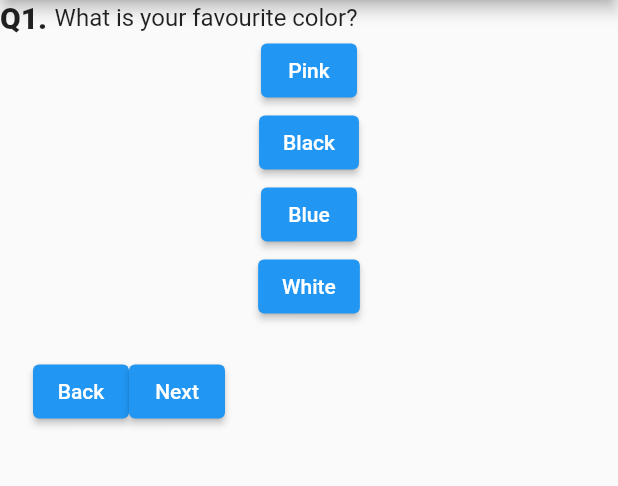
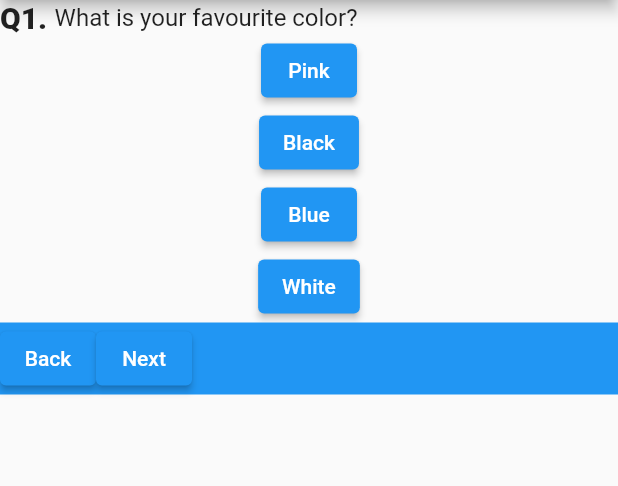
Before and after one commit to dev-amit-kumar/Flutter_Learning, a Flutter app: the screen it shows after launch, on a phone screen of 412 x 824 dp, the part 84-570 px from its top. Run offline on Flutter 3.47's test engine with Material 2 defaults, Android fonts, the phone set to English and light mode, and no system bars.

Commit message:
added some styling

```diff
--- a/first_flutter_app/lib/main.dart
+++ b/first_flutter_app/lib/main.dart
@@ -109,17 +109,23 @@ class _MyAppWithState extends State<MyApp> {
                 onPressed: () => _ansQuestion(4)),
             Container(
               width: double.infinity,
-            padding: EdgeInsets.all(20),
-            alignment: AlignmentDirectional.center,
-            decoration: BoxDecoration(
-                border: Border.all(width: 2.0, color: Color(0x2371A3))),
-            child: Row(children: [
-              ElevatedButton(child: Text('Back'), onPressed: _goBack),
+              decoration: BoxDecoration(color: Colors.blue),
+              child: Center(
+                child: Row(
+                  children: [
+                    ElevatedButton(
+                      child: Text('Back'),
+                      onPressed: _goBack,
+                    ),
                     ElevatedButton(child: Text('Next'), onPressed: _goNext)
-            ]),
+                  ],
+                  mainAxisSize: MainAxisSize.max,
+                ),
+              ),
             )
           ],
         ),
-    ));
+      ),
+    );
   }
 }
--- a/first_flutter_app/lib/question.dart
+++ b/first_flutter_app/lib/question.dart
@@ -8,10 +8,8 @@ class Question extends StatelessWidget {
   @override
   Widget build(BuildContext context) {
     return Row(children: [
-      Text(
-        'Q$quesNo. ',
-        style: TextStyle(fontWeight: FontWeight.w900, fontSize: 20),
-      ),
+      Text('Q$quesNo. ',
+          style: TextStyle(fontWeight: FontWeight.w900, fontSize: 20)),
       Text(
         questionText,
         style: TextStyle(fontSize: 16),
```
Lines whose indentation alone changed are shown as unchanged.
